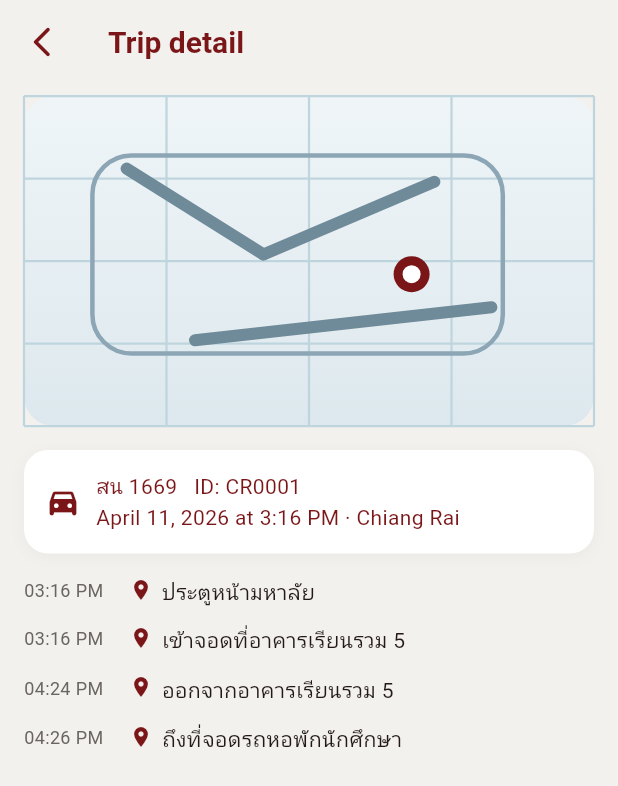
After one commit to Nitiwat-158/ivts-vue, a Flutter app: the HistoryDetailScreen screen opened directly, on a phone screen of 412 x 824 dp. The commit adds this screen. Shown: the top 786 px of the screen. Run offline on Flutter 3.47's test engine with Material 3 defaults, Android fonts, the phone set to English and light mode, and no system bars.

Commit message:
History page Mobile App

```diff
--- a/user-mobile-application/lib/data/mock_data.dart
+++ b/user-mobile-application/lib/data/mock_data.dart
@@ -1,3 +1,4 @@
+import '../models/history_entry.dart';
 import '../models/vehicle.dart';
 
 class MockData {
@@ -37,4 +38,35 @@ class MockData {
   ];
 
   static Vehicle get mostRecentlyMoved => vehicles.first;
+
+  static final List<TripHistory> tripHistory = [
+    const TripHistory(
+      vehicleCode: 'สน 1669',
+      vehicleId: 'CR0001',
+      dateGroup: 'Today',
+      date: '11/04/2026',
+      time: '03:16 PM',
+    ),
+    const TripHistory(
+      vehicleCode: 'สน 1669',
+      vehicleId: 'CR0001',
+      dateGroup: '7 days ago',
+      date: '10/04/2026',
+      time: '09:52 AM',
+    ),
+    const TripHistory(
+      vehicleCode: 'สน 1669',
+      vehicleId: 'CR0001',
+      dateGroup: '7 days ago',
+      date: '09/04/2026',
+      time: '01:05 PM',
+    ),
+  ];
+
+  static final List<TripWaypoint> tripWaypoints = [
+    const TripWaypoint(time: '03:16 PM', description: 'ประตูหน้ามหาลัย'),
+    const TripWaypoint(time: '03:16 PM', description: 'เข้าจอดที่อาคารเรียนรวม 5'),
+    const TripWaypoint(time: '04:24 PM', description: 'ออกจากอาคารเรียนรวม 5'),
+    const TripWaypoint(time: '04:26 PM', description: 'ถึงที่จอดรถหอพักนักศึกษา'),
+  ];
 }
--- /dev/null
+++ b/user-mobile-application/lib/models/history_entry.dart
@@ -0,0 +1,22 @@
+class TripHistory {
+  final String vehicleCode;
+  final String vehicleId;
+  final String dateGroup;
+  final String date;
+  final String time;
+
+  const TripHistory({
+    required this.vehicleCode,
+    required this.vehicleId,
+    required this.dateGroup,
+    required this.date,
+    required this.time,
+  });
+}
+
+class TripWaypoint {
+  final String time;
+  final String description;
+
+  const TripWaypoint({required this.time, required this.description});
+}
--- /dev/null
+++ b/user-mobile-application/lib/screens/history_detail_screen.dart
@@ -0,0 +1,87 @@
+import 'package:flutter/material.dart';
+import '../data/mock_data.dart';
+import '../theme/app_theme.dart';
+import '../widgets/map_placeholder.dart';
+
+class HistoryDetailScreen extends StatelessWidget {
+  const HistoryDetailScreen({super.key});
+
+  @override
+  Widget build(BuildContext context) {
+    return Scaffold(
+      backgroundColor: AppColors.background,
+      appBar: AppBar(
+        leading: IconButton(
+          icon: const Icon(Icons.arrow_back_ios_new_rounded),
+          onPressed: () => Navigator.of(context).maybePop(),
+        ),
+        title: const Text('Trip detail'),
+      ),
+      body: SafeArea(
+        child: Column(
+          children: [
+            const SizedBox(height: 8),
+            Padding(
+              padding: const EdgeInsets.symmetric(horizontal: 16),
+              child: const MapPlaceholder(height: 220),
+            ),
+            Expanded(
+              child: ListView(
+                padding: const EdgeInsets.all(16),
+                children: [
+                  Container(
+                    padding: const EdgeInsets.all(14),
+                    decoration: BoxDecoration(
+                      color: Colors.white,
+                      borderRadius: BorderRadius.circular(16),
+                      boxShadow: [
+                        BoxShadow(
+                          color: AppColors.divider.withOpacity(0.3),
+                          blurRadius: 8,
+                          offset: const Offset(0, 2),
+                        ),
+                      ],
+                    ),
+                    child: Row(
+                      children: const [
+                        Icon(Icons.directions_car_filled_rounded, color: AppColors.primary),
+                        SizedBox(width: 10),
+                        Expanded(
+                          child: Text(
+                            'สน 1669   ID: CR0001\nApril 11, 2026 at 3:16 PM · Chiang Rai',
+                            style: TextStyle(color: AppColors.primary),
+                          ),
+                        ),
+                      ],
+                    ),
+                  ),
+                  const SizedBox(height: 16),
+                  ...MockData.tripWaypoints.map((waypoint) => Padding(
+                        padding: const EdgeInsets.only(bottom: 12),
+                        child: Row(
+                          crossAxisAlignment: CrossAxisAlignment.start,
+                          children: [
+                            SizedBox(
+                              width: 70,
+                              child: Text(
+                                waypoint.time,
+                                style: const TextStyle(color: AppColors.textSecondary, fontSize: 12),
+                              ),
+                            ),
+                            const Icon(Icons.location_on, size: 16, color: AppColors.primary),
+                            const SizedBox(width: 6),
+                            Expanded(
+                              child: Text(waypoint.description),
+                            ),
+                          ],
+                        ),
+                      )),
+                ],
+              ),
+            ),
+          ],
+        ),
+      ),
+    );
+  }
+}
--- /dev/null
+++ b/user-mobile-application/lib/widgets/map_placeholder.dart
@@ -0,0 +1,76 @@
+import 'package:flutter/material.dart';
+import '../theme/app_theme.dart';
+
+class MapPlaceholder extends StatelessWidget {
+  final double height;
+
+  const MapPlaceholder({super.key, this.height = 220});
+
+  @override
+  Widget build(BuildContext context) {
+    return Container(
+      height: height,
+      decoration: BoxDecoration(
+        borderRadius: BorderRadius.circular(20),
+        gradient: const LinearGradient(
+          colors: [Color(0xFFEFF5F7), Color(0xFFDDE8EE)],
+          begin: Alignment.topCenter,
+          end: Alignment.bottomCenter,
+        ),
+      ),
+      child: CustomPaint(
+        painter: _MapPainter(),
+        child: const SizedBox.expand(),
+      ),
+    );
+  }
+}
+
+class _MapPainter extends CustomPainter {
+  @override
+  void paint(Canvas canvas, Size size) {
+    final paint = Paint()
+      ..color = const Color(0xFFBFD5DE)
+      ..style = PaintingStyle.stroke
+      ..strokeWidth = 1.5;
+
+    for (final x in <double>[0, size.width * 0.25, size.width * 0.5, size.width * 0.75, size.width]) {
+      canvas.drawLine(Offset(x, 0), Offset(x, size.height), paint);
+    }
+    for (final y in <double>[0, size.height * 0.25, size.height * 0.5, size.height * 0.75, size.height]) {
+      canvas.drawLine(Offset(0, y), Offset(size.width, y), paint);
+    }
+
+    final outline = Paint()
+      ..color = const Color(0xFF8DA6B6)
+      ..style = PaintingStyle.stroke
+      ..strokeWidth = 3;
+
+    canvas.drawRRect(
+      RRect.fromRectAndRadius(
+        Rect.fromLTWH(size.width * 0.12, size.height * 0.18, size.width * 0.72, size.height * 0.6),
+        const Radius.circular(26),
+      ),
+      outline,
+    );
+
+    final road = Paint()
+      ..color = const Color(0xFF6F8A99)
+      ..style = PaintingStyle.stroke
+      ..strokeWidth = 8
+      ..strokeCap = StrokeCap.round;
+
+    canvas.drawLine(Offset(size.width * 0.18, size.height * 0.22), Offset(size.width * 0.42, size.height * 0.48), road);
+    canvas.drawLine(Offset(size.width * 0.42, size.height * 0.48), Offset(size.width * 0.72, size.height * 0.26), road);
+    canvas.drawLine(Offset(size.width * 0.3, size.height * 0.74), Offset(size.width * 0.82, size.height * 0.64), road);
+
+    final marker = Paint()
+      ..color = AppColors.primary
+      ..style = PaintingStyle.fill;
+    canvas.drawCircle(Offset(size.width * 0.68, size.height * 0.54), 12, marker);
+    canvas.drawCircle(Offset(size.width * 0.68, size.height * 0.54), 6, Paint()..color = Colors.white..style = PaintingStyle.fill);
+  }
+
+  @override
+  bool shouldRepaint(covariant CustomPainter oldDelegate) => false;
+}
```
Also changed, not shown: user-mobile-application/lib/screens/history_screen.dart (added, +114 -0 lines), user-mobile-application/lib/screens/home_screen.dart (+3 -7 lines).
